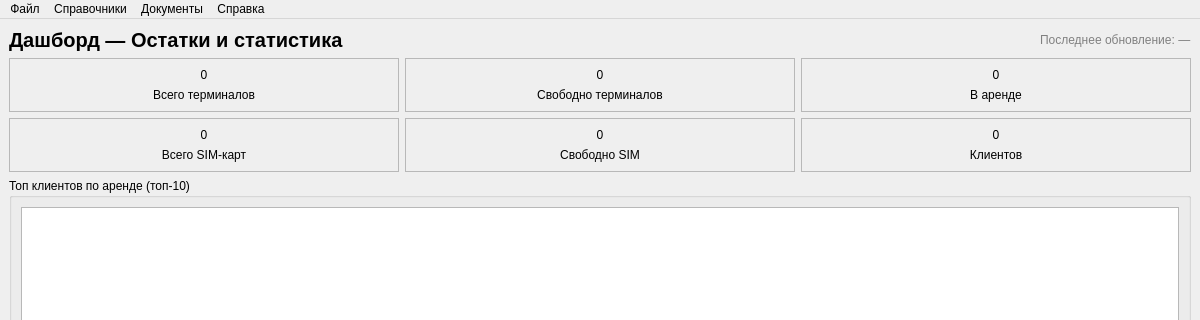
Old version of the form src/ui/mainwindow.ui in the repository Smurf72T/POC_Terminal_Tracker; both pictures show x 0 to 1200 and y 0 to 320 of the 1200 by 800 pixel window.
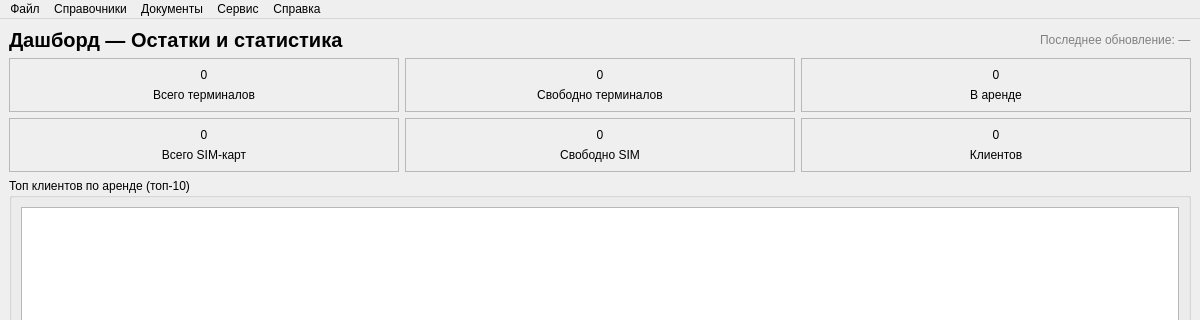
New version of the form.

```diff
--- a/src/ui/mainwindow.ui
+++ b/src/ui/mainwindow.ui
@@ -355,9 +355,20 @@
     </property>
     <addaction name="actionAbout"/>
    </widget>
+   <widget class="QMenu" name="menuService">
+    <property name="title">
+     <string>Сервис</string>
+    </property>
+    <addaction name="actionTerminalHistory"/>
+    <addaction name="actionFreeDevicesReport"/>
+    <addaction name="actionBulkImport"/>
+    <addaction name="actionBackup"/>
+    <addaction name="actionExpiryNotifications"/>
+   </widget>
    <addaction name="menuFile"/>
    <addaction name="menuDictionaries"/>
    <addaction name="menuDocuments"/>
+   <addaction name="menuService"/>
    <addaction name="menuHelp"/>
   </widget>
   <widget class="QStatusBar" name="statusbar"/>
```
Left out of the diff: 28 changed lines with no effect on the pictures.
